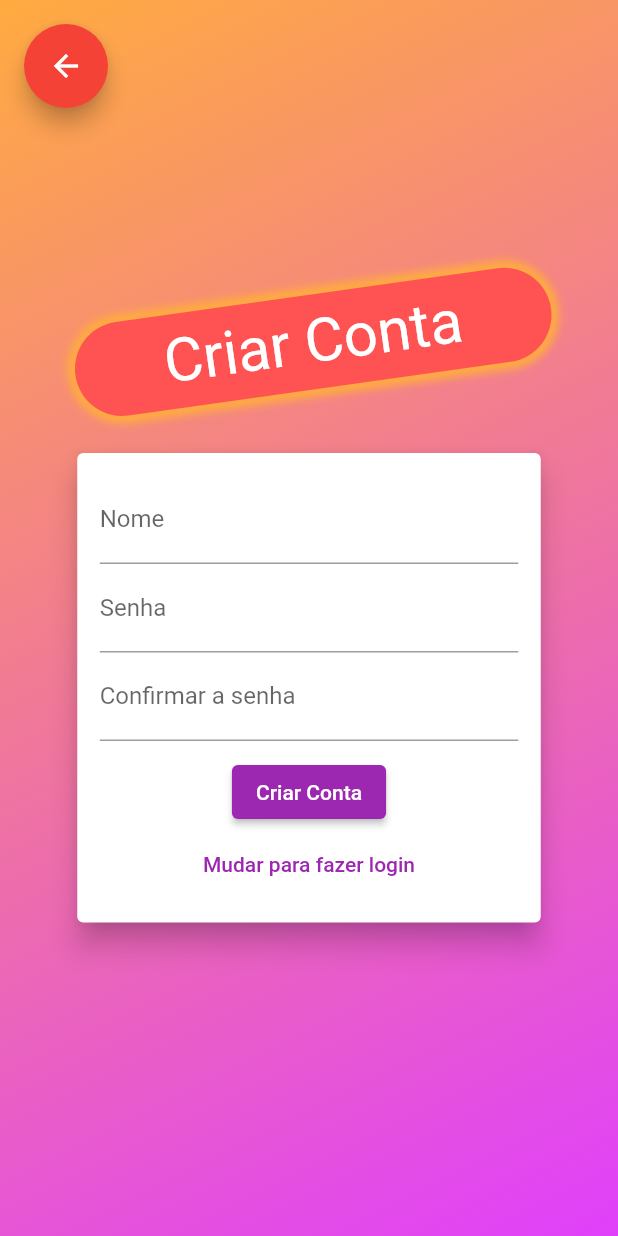
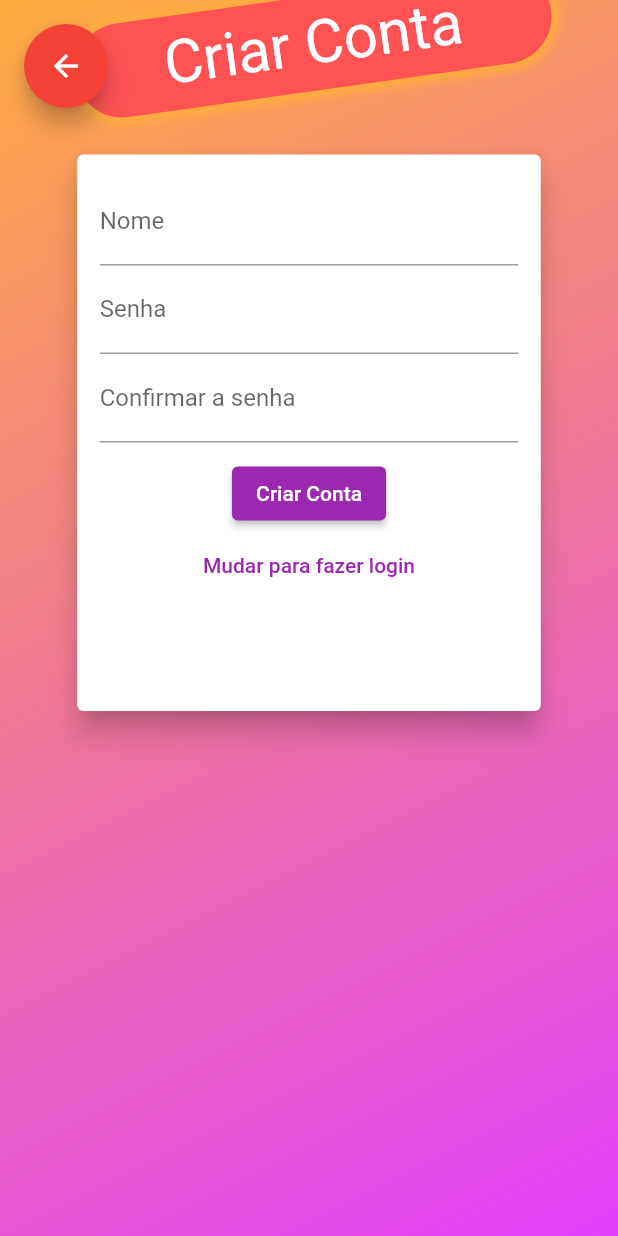
Before and after one commit to matheusEduardoTavares/revisaoConteudosFlutter, a Flutter app: the LoginPage screen opened directly, after a tap on "Mudar para criação de conta", on a phone screen of 412 x 824 dp. Run offline on Flutter 3.47's test engine with Material 2 defaults, Android fonts, the light colour scheme and no system bars; our stand-ins replace flutter_redux, redux.

Commit message:
Adicionado animacao de tamanho na pagina de login

```diff
--- a/lib/pages/login_page/login_page.dart
+++ b/lib/pages/login_page/login_page.dart
@@ -8,7 +8,7 @@ class LoginPage extends StatefulWidget {
   _LoginPageState createState() => _LoginPageState();
 }
 
-class _LoginPageState extends State<LoginPage> {
+class _LoginPageState extends State<LoginPage> with SingleTickerProviderStateMixin {
   TextEditingController _nameController;
   TextEditingController _passwordController;
   FocusNode _nameFocus;
@@ -16,6 +16,11 @@ class _LoginPageState extends State<LoginPage> {
   FocusNode _confirmPasswordFocus;
   final _formKey = GlobalKey<FormState>();
   var _isLogin = true;
+
+  final _defaultDuration = const Duration(milliseconds: 300);
+
+  AnimationController _controller;
+  Animation<Size> _heightAnimation;
 
   @override
   void initState() {
@@ -26,6 +31,25 @@ class _LoginPageState extends State<LoginPage> {
 
     _nameController = TextEditingController();
     _passwordController = TextEditingController();
+
+    _controller = AnimationController(
+      vsync: this,
+      duration: _defaultDuration,
+    );
+
+    _heightAnimation = Tween<Size>(
+      begin: Size(double.infinity, 290.0),
+      end: Size(double.infinity, 371.0)
+    ).animate(
+      CurvedAnimation(
+        parent: _controller,
+        curve: Curves.ease,
+      ),
+    );
+
+    _heightAnimation.addListener(() {
+      setState(() {});
+    });
   }
 
   @override
@@ -35,6 +59,7 @@ class _LoginPageState extends State<LoginPage> {
     return Scaffold(
       body: Stack(
         alignment: Alignment.center,
+        fit: StackFit.expand,
         children: [
           Container(
             decoration: BoxDecoration(
@@ -49,6 +74,7 @@ class _LoginPageState extends State<LoginPage> {
             ),
           ),
           Container(
+            height: _heightAnimation.value.height,
             width: double.infinity,
             child: Form(
               key: _formKey,
@@ -82,7 +108,11 @@ class _LoginPageState extends State<LoginPage> {
                         Card(
                           margin: const EdgeInsets.all(10),
                           elevation: 8.0,
-                          child: Container(
+                          child: AnimatedBuilder(
+                            animation: _heightAnimation,
+                            builder: (context, _) {
+                              return Container(
+                                height: _heightAnimation.value.height,
                                 width: MediaQuery.of(context).size.width * 0.75,
                                 padding: const EdgeInsets.all(15),
                                 child: Column(
@@ -154,13 +184,23 @@ class _LoginPageState extends State<LoginPage> {
                                         setState(() {
                                           _isLogin = !_isLogin;
                                         });
+
+                                        if (_isLogin) {
+                                          _controller.reverse();
+                                        }
+                                        else {
+                                          _controller.forward();
+                                        }
+
                                         print('_isLogin = $_isLogin');
                                       },
                                     ),
                                   ],
                                 ),
+                              );
+                            }
                           ),
-                        ),
+                        )
                       ],
                     ),
                   ],
@@ -183,6 +223,8 @@ class _LoginPageState extends State<LoginPage> {
     _passwordFocus?.dispose();
     _confirmPasswordFocus?.dispose();
 
+    _controller?.dispose();
+
     super.dispose();
   }
 }
```
Lines whose indentation alone changed are shown as unchanged.
